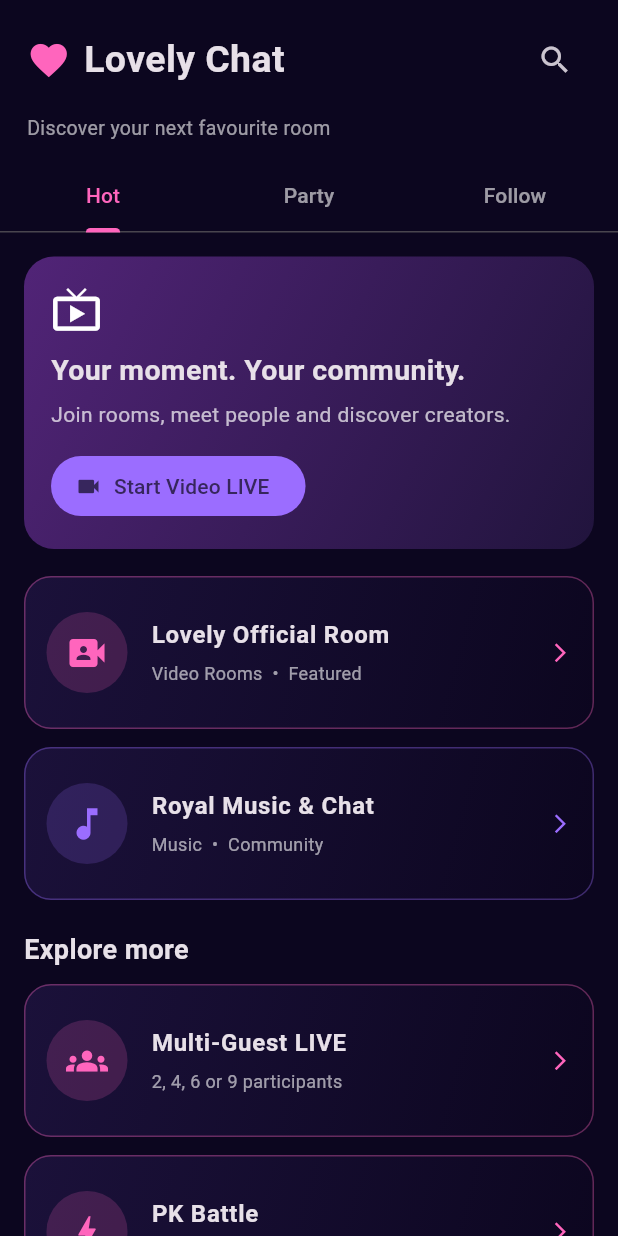
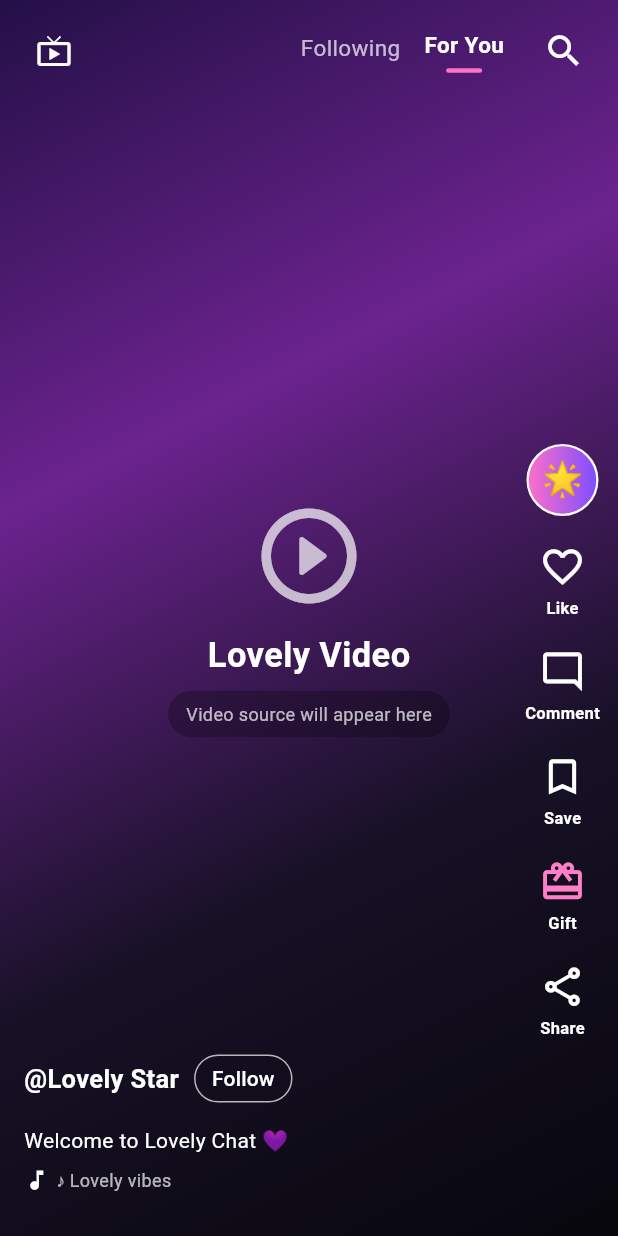
Before and after one commit to wwwsabtainshah-byte/Lovely, a Flutter app: the VideoRoomsPage screen opened directly, on a phone screen of 412 x 824 dp. Run offline on Flutter 3.47's test engine with Material 3 defaults, Android fonts, the phone set to English and light mode, and no system bars; our stand-ins replace firebase_auth, firebase_core, flutter_secure_storage, google_sign_in, image_picker; missing offline and left inert: flutter_webrtc; accounts and stored records are empty.

Commit message:
Update Lovely profile and TikTok-style video rooms

```diff
--- a/lib/main.dart
+++ b/lib/main.dart
@@ -432,259 +432,360 @@ class _MainScreenState extends State<MainScreen> {
 }
 
 // ---------------- LOVELY CHAT VIDEO ROOMS ----------------
-class VideoRoomsPage extends StatelessWidget {
+
+class VideoRoomsPage extends StatefulWidget {
   const VideoRoomsPage({super.key});
 
-  void _showRoomInfo(BuildContext context, String title) {
-    showInfo(
-      context,
-      title,
-      'یہ Lovely Chat روم کا ڈیزائن ہے۔ حقیقی ویڈیو، LIVE اور روم ڈیٹا کے لیے سرور، اجازت اور streaming integration درکار ہے۔',
+  @override
+  State<VideoRoomsPage> createState() => _VideoRoomsPageState();
+}
+
+class _VideoRoomsPageState extends State<VideoRoomsPage> {
+  int _tab = 1;
+  final Set<int> _liked = {};
+  final Set<int> _followed = {};
+
+  final List<Map<String, String>> _clips = const [
+    {
+      'name': 'Lovely Star',
+      'caption': 'Welcome to Lovely Chat 💜',
+      'song': '♪ Lovely vibes',
+      'avatar': '🌟',
+    },
+    {
+      'name': 'Xena Queen',
+      'caption': 'Make every moment beautiful ✨',
+      'song': '♪ Trending sound',
+      'avatar': '👑',
+    },
+    {
+      'name': 'Lovely Friends',
+      'caption': 'Meet new friends around the world 🌍',
+      'song': '♪ Original audio',
+      'avatar': '💜',
+    },
+  ];
+
+  void _message(String title, String message) {
+    showDialog<void>(
+      context: context,
+      builder: (context) => AlertDialog(
+        title: Text(title),
+        content: Text(message),
+        actions: [
+          TextButton(
+            onPressed: () => Navigator.pop(context),
+            child: const Text('OK'),
+          ),
+        ],
+      ),
     );
   }
 
-  Widget _roomCard(
-    BuildContext context,
-    String title,
-    String subtitle,
-    IconData icon,
-    Color accent,
-  ) {
-    return Container(
-      margin: const EdgeInsets.only(bottom: 12),
-      decoration: BoxDecoration(
-        gradient: LinearGradient(
-          colors: [panel, bg],
-          begin: Alignment.topLeft,
-          end: Alignment.bottomRight,
+  Widget _action({
+    required IconData icon,
+    required String label,
+    required VoidCallback onTap,
+    Color color = Colors.white,
+  }) {
+    return Padding(
+      padding: const EdgeInsets.only(bottom: 19),
+      child: InkWell(
+        onTap: onTap,
+        borderRadius: BorderRadius.circular(30),
+        child: Column(
+          mainAxisSize: MainAxisSize.min,
+          children: [
+            Icon(icon, color: color, size: 31),
+            const SizedBox(height: 4),
+            Text(
+              label,
+              style: const TextStyle(
+                color: Colors.white,
+                fontSize: 11,
+                fontWeight: FontWeight.w600,
+              ),
+            ),
+          ],
         ),
-        borderRadius: BorderRadius.circular(18),
-        border: Border.all(color: accent.withValues(alpha: 0.35)),
-      ),
-      child: ListTile(
-        contentPadding: const EdgeInsets.all(14),
-        leading: CircleAvatar(
-          radius: 27,
-          backgroundColor: accent.withValues(alpha: 0.18),
-          child: Icon(icon, color: accent, size: 28),
+      ),
+    );
+  }
+
+  Widget _clip(int index) {
+    final item = _clips[index % _clips.length];
+    final liked = _liked.contains(index);
+    final followed = _followed.contains(index);
+
+    return Stack(
+      fit: StackFit.expand,
+      children: [
+        const DecoratedBox(
+          decoration: BoxDecoration(
+            gradient: LinearGradient(
+              begin: Alignment.topLeft,
+              end: Alignment.bottomRight,
+              colors: [
+                Color(0xFF241047),
+                Color(0xFF6B238E),
+                Color(0xFF171126),
+                Color(0xFF08070D),
+              ],
+            ),
+          ),
         ),
-        title: Text(
-          title,
-          style: const TextStyle(fontWeight: FontWeight.bold),
+        Positioned(
+          top: 0,
+          left: 0,
+          right: 0,
+          bottom: 0,
+          child: Center(
+            child: Column(
+              mainAxisSize: MainAxisSize.min,
+              children: [
+                const Icon(
+                  Icons.play_circle_outline_rounded,
+                  color: Colors.white70,
+                  size: 76,
+                ),
+                const SizedBox(height: 12),
+                const Text(
+                  'Lovely Video',
+                  style: TextStyle(
+                    color: Colors.white,
+                    fontSize: 23,
+                    fontWeight: FontWeight.bold,
+                  ),
+                ),
+                const SizedBox(height: 7),
+                Container(
+                  padding: const EdgeInsets.symmetric(
+                    horizontal: 12,
+                    vertical: 7,
+                  ),
+                  decoration: BoxDecoration(
+                    color: Colors.black26,
+                    borderRadius: BorderRadius.circular(20),
+                  ),
+                  child: const Text(
+                    'Video source will appear here',
+                    style: TextStyle(color: Colors.white70, fontSize: 12),
+                  ),
+                ),
+              ],
+            ),
+          ),
         ),
-        subtitle: Padding(
-          padding: const EdgeInsets.only(top: 5),
-          child: Text(
-            subtitle,
-            style: const TextStyle(color: Colors.white60, fontSize: 12),
+        Positioned(
+          top: 0,
+          left: 0,
+          right: 0,
+          child: SafeArea(
+            bottom: false,
+            child: Padding(
+              padding: const EdgeInsets.fromLTRB(12, 10, 12, 0),
+              child: Row(
+                children: [
+                  IconButton(
+                    onPressed: () => _message(
+                      'LIVE',
+                      'Live video streaming ko real streaming service aur backend se connect karna hoga.',
+                    ),
+                    icon: const Icon(Icons.live_tv, color: Colors.white),
+                  ),
+                  const Spacer(),
+                  _topTab('Following', 0),
+                  const SizedBox(width: 16),
+                  _topTab('For You', 1),
+                  const SizedBox(width: 16),
+                  IconButton(
+                    onPressed: () => _message(
+                      'Search',
+                      'Video search ko server feed se connect karna baqi hai.',
+                    ),
+                    icon: const Icon(Icons.search, color: Colors.white, size: 28),
+                  ),
+                ],
+              ),
+            ),
           ),
         ),
-        trailing: Icon(Icons.arrow_forward_ios, size: 15, color: accent),
-        onTap: () => _showRoomInfo(context, title),
-      ),
-    );
-  }
-
-  Widget _actionCard(
-    BuildContext context,
-    IconData icon,
-    String title,
-    String subtitle,
-  ) {
-    return _roomCard(context, title, subtitle, icon, pink);
-  }
-
-  @override
-  Widget build(BuildContext context) {
-    return DefaultTabController(
-      length: 3,
-      child: Scaffold(
-        body: SafeArea(
+        Positioned(
+          right: 12,
+          bottom: 112,
           child: Column(
-            crossAxisAlignment: CrossAxisAlignment.start,
             children: [
-              Padding(
-                padding: const EdgeInsets.fromLTRB(18, 16, 18, 12),
-                child: Row(
+              Container(
+                width: 48,
+                height: 48,
+                decoration: BoxDecoration(
+                  shape: BoxShape.circle,
+                  border: Border.all(color: Colors.white, width: 1.5),
+                  gradient: const LinearGradient(
+                    colors: [Color(0xFFFF70C8), Color(0xFF7C4DFF)],
+                  ),
+                ),
+                child: Center(
+                  child: Text(
+                    item['avatar']!,
+                    style: const TextStyle(fontSize: 23),
+                  ),
+                ),
+              ),
+              const SizedBox(height: 18),
+              _action(
+                icon: liked ? Icons.favorite : Icons.favorite_border,
+                label: liked ? 'Liked' : 'Like',
+                color: liked ? Colors.pinkAccent : Colors.white,
+                onTap: () => setState(() {
+                  if (liked) {
+                    _liked.remove(index);
+                  } else {
+                    _liked.add(index);
+                  }
+                }),
+              ),
+              _action(
+                icon: Icons.mode_comment_outlined,
+                label: 'Comment',
+                onTap: () => _message(
+                  'Comments',
+                  'Comments ko backend API se connect karna baqi hai.',
+                ),
+              ),
+              _action(
+                icon: Icons.bookmark_border,
+                label: 'Save',
+                onTap: () => _message('Save video', 'Save feature abhi demo hai.'),
+              ),
+              _action(
+                icon: Icons.card_giftcard,
+                label: 'Gift',
+                color: const Color(0xFFFF80C8),
+                onTap: () => _message(
+                  'Send Gift',
+                  'Real gifts aur coins ke liye existing wallet API connect karni hogi.',
+                ),
+              ),
+              _action(
+                icon: Icons.share_outlined,
+                label: 'Share',
+                onTap: () => _message('Share', 'Video sharing integration baqi hai.'),
+              ),
+            ],
+          ),
+        ),
+        Positioned(
+          left: 16,
+          right: 88,
+          bottom: 28,
+          child: SafeArea(
+            top: false,
+            child: Column(
+              crossAxisAlignment: CrossAxisAlignment.start,
+              mainAxisSize: MainAxisSize.min,
+              children: [
+                Row(
                   children: [
-                    const Icon(Icons.favorite, color: pink, size: 29),
-                    const SizedBox(width: 9),
-                    const Expanded(
+                    Flexible(
                       child: Text(
-                        'Lovely Chat',
-                        style: TextStyle(
-                          fontSize: 25,
+                        '@${item['name']}',
+                        style: const TextStyle(
+                          color: Colors.white,
+                          fontSize: 17,
                           fontWeight: FontWeight.bold,
                         ),
                       ),
                     ),
-                    IconButton(
-                      tooltip: 'Discover',
-                      onPressed: () => _showRoomInfo(context, 'Discover Videos'),
-                      icon: const Icon(Icons.search),
+                    const SizedBox(width: 10),
+                    OutlinedButton(
+                      onPressed: () => setState(() {
+                        if (followed) {
+                          _followed.remove(index);
+                        } else {
+                          _followed.add(index);
+                        }
+                      }),
+                      style: OutlinedButton.styleFrom(
+                        foregroundColor: Colors.white,
+                        side: const BorderSide(color: Colors.white70),
+                        padding: const EdgeInsets.symmetric(horizontal: 12),
+                        minimumSize: const Size(0, 32),
+                      ),
+                      child: Text(followed ? 'Following' : 'Follow'),
                     ),
                   ],
                 ),
-              ),
-              const Padding(
-                padding: EdgeInsets.symmetric(horizontal: 18),
-                child: Text(
-                  'Discover your next favourite room',
-                  style: TextStyle(color: Colors.white60, fontSize: 13),
-                ),
-              ),
-              const SizedBox(height: 12),
-              const TabBar(
-                indicatorColor: pink,
-                labelColor: pink,
-                unselectedLabelColor: Colors.white60,
-                tabs: [
-                  Tab(text: 'Hot'),
-                  Tab(text: 'Party'),
-                  Tab(text: 'Follow'),
-                ],
-              ),
-              Expanded(
-                child: TabBarView(
+                const SizedBox(height: 7),
+                Text(
+                  item['caption']!,
+                  style: const TextStyle(color: Colors.white, fontSize: 14),
+                ),
+                const SizedBox(height: 8),
+                Row(
                   children: [
-                    ListView(
-                      padding: const EdgeInsets.all(16),
-                      children: [
-                        Container(
-                          padding: const EdgeInsets.all(18),
-                          margin: const EdgeInsets.only(bottom: 18),
-                          decoration: BoxDecoration(
-                            gradient: const LinearGradient(
-                              colors: [Color(0xFF512477), Color(0xFF21143D)],
-                              begin: Alignment.topLeft,
-                              end: Alignment.bottomRight,
-                            ),
-                            borderRadius: BorderRadius.circular(20),
-                          ),
-                          child: Column(
-                            crossAxisAlignment: CrossAxisAlignment.start,
-                            children: [
-                              const Icon(Icons.live_tv, size: 34),
-                              const SizedBox(height: 10),
-                              const Text(
-                                'Your moment. Your community.',
-                                style: TextStyle(
-                                  fontSize: 19,
-                                  fontWeight: FontWeight.bold,
-                                ),
-                              ),
-                              const SizedBox(height: 6),
-                              const Text(
-                                'Join rooms, meet people and discover creators.',
-                                style: TextStyle(color: Colors.white70),
-                              ),
-                              const SizedBox(height: 14),
-                              FilledButton.icon(
-                                onPressed: () => _showRoomInfo(context, 'Start Video LIVE'),
-                                icon: const Icon(Icons.videocam),
-                                label: const Text('Start Video LIVE'),
-                              ),
-                            ],
-                          ),
-                        ),
-                        _roomCard(
-                          context,
-                          'Lovely Official Room',
-                          'Video Rooms  •  Featured',
-                          Icons.video_camera_front,
-                          pink,
-                        ),
-                        _roomCard(
-                          context,
-                          'Royal Music & Chat',
-                          'Music  •  Community',
-                          Icons.music_note,
-                          purple,
-                        ),
-                        const SizedBox(height: 8),
-                        const Text(
-                          'Explore more',
-                          style: TextStyle(fontSize: 18, fontWeight: FontWeight.bold),
-                        ),
-                        const SizedBox(height: 10),
-                        _actionCard(
-                          context,
-                          Icons.groups,
-                          'Multi-Guest LIVE',
-                          '2, 4, 6 or 9 participants',
-                        ),
-                        _actionCard(
-                          context,
-                          Icons.bolt,
-                          'PK Battle',
-                          'Live battles and gifts',
-                        ),
-                        _actionCard(
-                          context,
-                          Icons.explore,
-                          'Discover Videos',
-                          'Explore creators and videos',
-                        ),
-                      ],
-                    ),
-                    ListView(
-                      padding: const EdgeInsets.all(16),
-                      children: [
-                        _roomCard(
-                          context,
-                          'Lovely Friends Party',
-                          'Party Room  •  Join the community',
-                          Icons.groups,
-                          purple,
-                        ),
-                        _roomCard(
-                          context,
-                          'Music & Chat Party',
-                          'Music  •  Meet new friends',
-                          Icons.graphic_eq,
-                          pink,
-                        ),
-                        _roomCard(
-                          context,
-                          'Create Your Own Room',
-                          'Your room, your community',
-                          Icons.add_circle_outline,
-                          Colors.amber,
-                        ),
-                      ],
-                    ),
-                    ListView(
-                      padding: const EdgeInsets.all(16),
-                      children: [
-                        _roomCard(
-                          context,
-                          'Followed Creators',
-                          'Updates from creators you follow',
-                          Icons.favorite,
-                          pink,
-                        ),
-                        const Padding(
-                          padding: EdgeInsets.symmetric(vertical: 20),
-                          child: Center(
-                            child: Text(
-                              'Follow creators to discover their rooms here.',
-                              textAlign: TextAlign.center,
-                              style: TextStyle(color: Colors.white60),
-                            ),
-                          ),
-                        ),
-                      ],
+                    const Icon(Icons.music_note, color: Colors.white, size: 17),
+                    const SizedBox(width: 5),
+                    Expanded(
+                      child: Text(
+                        item['song']!,
+                        style: const TextStyle(color: Colors.white70, fontSize: 12),
+                        overflow: TextOverflow.ellipsis,
+                      ),
                     ),
                   ],
                 ),
-              ),
-            ],
+              ],
+            ),
           ),
         ),
-      ),
+      ],
     );
   }
-}
+
+  Widget _topTab(String title, int value) {
+    final selected = _tab == value;
+    return GestureDetector(
+      onTap: () => setState(() => _tab = value),
+      child: Column(
+        mainAxisSize: MainAxisSize.min,
+        children: [
+          Text(
+            title,
+            style: TextStyle(
+              color: selected ? Colors.white : Colors.white70,
+              fontSize: 15,
+              fontWeight: selected ? FontWeight.bold : FontWeight.normal,
+            ),
+          ),
+          const SizedBox(height: 5),
+          if (selected)
+            Container(
+              width: 24,
+              height: 3,
+              decoration: BoxDecoration(
+                color: const Color(0xFFFF70C8),
+                borderRadius: BorderRadius.circular(4),
+              ),
+            ),
+        ],
+      ),
+    );
+  }
+
+  @override
+  Widget build(BuildContext context) {
+    return Scaffold(
+      backgroundColor: Colors.black,
+      body: PageView.builder(
+        scrollDirection: Axis.vertical,
+        itemCount: 30,
+        itemBuilder: (context, index) => _clip(index),
+      ),
+    );
+  }
+}
+
 
 // ---------------- VOICE ROOMS ----------------
 
```
